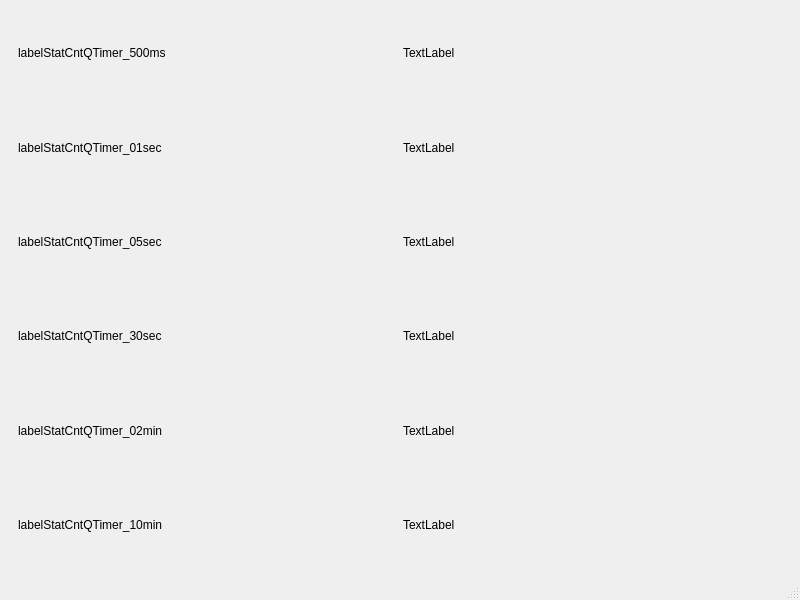
liutaoluke/qt5-mbrtuSerialMaster, file mainwindow.ui: the form before one commit.
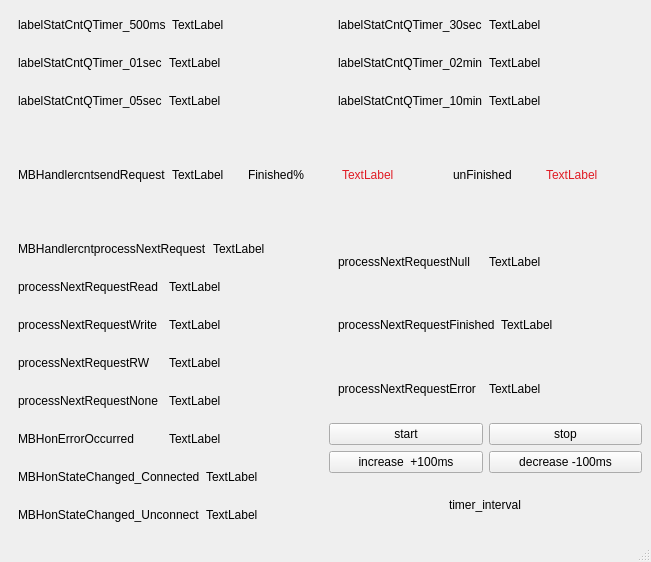
The form after the commit.

Commit message:
初步增加feature：modbusWrite功能
1、初步完成了程序的增加框架，使得程序不仅仅由之前实现read功能，变为write功能，以及read&write功能，甚至还可以其他异常处理；
2、实现了modbus异步队列通讯机制相关指标监控，完成率%，未完成数量，请求间隔确认等相关关键指标；
3、之前实现了QTimer系统间隔定时统计，目前实现了modbus Handle整个生命周期的相关统计，通过OS类中的Statistic实现；
4、制作了简单的UI界面显示，只是通过了QLabel控件进行的显示，后续需要对于其他的显示控件进一步的深入学习，尤其是历史记录展示；当然此时也可以通过mcgs自带组态进行记录，确认目前Qt程序运行的状况是否满足要求；

Diff of the .ui file:
```diff
--- a/mainwindow.ui
+++ b/mainwindow.ui
@@ -6,16 +6,20 @@
    <rect>
     <x>0</x>
     <y>0</y>
-    <width>800</width>
-    <height>600</height>
+    <width>651</width>
+    <height>562</height>
    </rect>
   </property>
   <property name="windowTitle">
    <string>MainWindow</string>
   </property>
   <widget class="QWidget" name="centralwidget">
+   <layout class="QVBoxLayout" name="verticalLayout_6">
+    <item>
    <layout class="QVBoxLayout" name="verticalLayout">
     <item>
+       <layout class="QHBoxLayout" name="horizontalLayout_20">
+        <item>
      <widget class="QWidget" name="widget" native="true">
       <layout class="QHBoxLayout" name="horizontalLayout_7">
        <item>
@@ -35,46 +39,6 @@
       </layout>
      </widget>
     </item>
-    <item>
-     <widget class="QWidget" name="widget_2" native="true">
-      <layout class="QHBoxLayout" name="horizontalLayout">
-       <item>
-        <widget class="QLabel" name="label_2">
-         <property name="text">
-          <string>labelStatCntQTimer_01sec</string>
-         </property>
-        </widget>
-       </item>
-       <item>
-        <widget class="QLabel" name="labelStatCntQTimer_01sec">
-         <property name="text">
-          <string>TextLabel</string>
-         </property>
-        </widget>
-       </item>
-      </layout>
-     </widget>
-    </item>
-    <item>
-     <widget class="QWidget" name="widget_3" native="true">
-      <layout class="QHBoxLayout" name="horizontalLayout_2">
-       <item>
-        <widget class="QLabel" name="label_3">
-         <property name="text">
-          <string>labelStatCntQTimer_05sec</string>
-         </property>
-        </widget>
-       </item>
-       <item>
-        <widget class="QLabel" name="labelStatCntQTimer_05sec">
-         <property name="text">
-          <string>TextLabel</string>
-         </property>
-        </widget>
-       </item>
-      </layout>
-     </widget>
-    </item>
     <item>
      <widget class="QWidget" name="widget_4" native="true">
       <layout class="QHBoxLayout" name="horizontalLayout_3">
@@ -95,6 +59,30 @@
       </layout>
      </widget>
     </item>
+       </layout>
+      </item>
+      <item>
+       <layout class="QHBoxLayout" name="horizontalLayout_21">
+        <item>
+         <widget class="QWidget" name="widget_2" native="true">
+          <layout class="QHBoxLayout" name="horizontalLayout">
+           <item>
+            <widget class="QLabel" name="label_2">
+             <property name="text">
+              <string>labelStatCntQTimer_01sec</string>
+             </property>
+            </widget>
+           </item>
+           <item>
+            <widget class="QLabel" name="labelStatCntQTimer_01sec">
+             <property name="text">
+              <string>TextLabel</string>
+             </property>
+            </widget>
+           </item>
+          </layout>
+         </widget>
+        </item>
     <item>
      <widget class="QWidget" name="widget_5" native="true">
       <layout class="QHBoxLayout" name="horizontalLayout_4">
@@ -115,6 +103,30 @@
       </layout>
      </widget>
     </item>
+       </layout>
+      </item>
+      <item>
+       <layout class="QHBoxLayout" name="horizontalLayout_22">
+        <item>
+         <widget class="QWidget" name="widget_3" native="true">
+          <layout class="QHBoxLayout" name="horizontalLayout_2">
+           <item>
+            <widget class="QLabel" name="label_3">
+             <property name="text">
+              <string>labelStatCntQTimer_05sec</string>
+             </property>
+            </widget>
+           </item>
+           <item>
+            <widget class="QLabel" name="labelStatCntQTimer_05sec">
+             <property name="text">
+              <string>TextLabel</string>
+             </property>
+            </widget>
+           </item>
+          </layout>
+         </widget>
+        </item>
     <item>
      <widget class="QWidget" name="widget_6" native="true">
       <layout class="QHBoxLayout" name="horizontalLayout_5">
@@ -136,6 +148,361 @@
      </widget>
     </item>
    </layout>
+      </item>
+     </layout>
+    </item>
+    <item>
+     <layout class="QHBoxLayout" name="horizontalLayout_6">
+      <item>
+       <widget class="QWidget" name="widget_7" native="true">
+        <layout class="QHBoxLayout" name="horizontalLayout_29">
+         <item>
+          <widget class="QLabel" name="label_7">
+           <property name="text">
+            <string>MBHandlercntsendRequest</string>
+           </property>
+          </widget>
+         </item>
+         <item>
+          <widget class="QLabel" name="labelStatMBHandlercntsendRequest">
+           <property name="text">
+            <string>TextLabel</string>
+           </property>
+          </widget>
+         </item>
+        </layout>
+       </widget>
+      </item>
+      <item>
+       <widget class="QWidget" name="widget_19" native="true">
+        <layout class="QHBoxLayout" name="horizontalLayout_24">
+         <item>
+          <widget class="QLabel" name="label_20">
+           <property name="text">
+            <string>Finished%</string>
+           </property>
+          </widget>
+         </item>
+         <item>
+          <widget class="QLabel" name="labelStatMBHandlerpercentFinished">
+           <property name="text">
+            <string>&lt;html&gt;&lt;head/&gt;&lt;body&gt;&lt;p&gt;&lt;span style=&quot; color:#e01b24;&quot;&gt;TextLabel&lt;/span&gt;&lt;/p&gt;&lt;/body&gt;&lt;/html&gt;</string>
+           </property>
+          </widget>
+         </item>
+        </layout>
+       </widget>
+      </item>
+      <item>
+       <widget class="QWidget" name="widget_20" native="true">
+        <layout class="QHBoxLayout" name="horizontalLayout_25">
+         <item>
+          <widget class="QLabel" name="label_21">
+           <property name="text">
+            <string>unFinished</string>
+           </property>
+          </widget>
+         </item>
+         <item>
+          <widget class="QLabel" name="labelStatMBHandlercntunFinished">
+           <property name="text">
+            <string>&lt;html&gt;&lt;head/&gt;&lt;body&gt;&lt;p&gt;&lt;span style=&quot; color:#e01b24;&quot;&gt;TextLabel&lt;/span&gt;&lt;/p&gt;&lt;/body&gt;&lt;/html&gt;</string>
+           </property>
+          </widget>
+         </item>
+        </layout>
+       </widget>
+      </item>
+     </layout>
+    </item>
+    <item>
+     <layout class="QHBoxLayout" name="horizontalLayout_23">
+      <item>
+       <layout class="QVBoxLayout" name="verticalLayout_2">
+        <item>
+         <widget class="QWidget" name="widget_8" native="true">
+          <layout class="QHBoxLayout" name="horizontalLayout_8">
+           <item>
+            <widget class="QLabel" name="label_8">
+             <property name="text">
+              <string>MBHandlercntprocessNextRequest</string>
+             </property>
+            </widget>
+           </item>
+           <item>
+            <widget class="QLabel" name="labelStatMBHandlercntprocessNextRequest">
+             <property name="text">
+              <string>TextLabel</string>
+             </property>
+            </widget>
+           </item>
+          </layout>
+         </widget>
+        </item>
+        <item>
+         <widget class="QWidget" name="widget_9" native="true">
+          <layout class="QHBoxLayout" name="horizontalLayout_9">
+           <item>
+            <widget class="QLabel" name="label_9">
+             <property name="text">
+              <string>processNextRequestRead</string>
+             </property>
+            </widget>
+           </item>
+           <item>
+            <widget class="QLabel" name="labelStatMBHandlercntprocessNextRequestRead">
+             <property name="text">
+              <string>TextLabel</string>
+             </property>
+            </widget>
+           </item>
+          </layout>
+         </widget>
+        </item>
+        <item>
+         <widget class="QWidget" name="widget_10" native="true">
+          <layout class="QHBoxLayout" name="horizontalLayout_10">
+           <item>
+            <widget class="QLabel" name="label_10">
+             <property name="text">
+              <string>processNextRequestWrite</string>
+             </property>
+            </widget>
+           </item>
+           <item>
+            <widget class="QLabel" name="labelStatMBHandlercntprocessNextRequestWrite">
+             <property name="text">
+              <string>TextLabel</string>
+             </property>
+            </widget>
+           </item>
+          </layout>
+         </widget>
+        </item>
+        <item>
+         <widget class="QWidget" name="widget_11" native="true">
+          <layout class="QHBoxLayout" name="horizontalLayout_11">
+           <item>
+            <widget class="QLabel" name="label_11">
+             <property name="text">
+              <string>processNextRequestRW</string>
+             </property>
+            </widget>
+           </item>
+           <item>
+            <widget class="QLabel" name="labelStatMBHandlercntprocessNextRequestRW">
+             <property name="text">
+              <string>TextLabel</string>
+             </property>
+            </widget>
+           </item>
+          </layout>
+         </widget>
+        </item>
+        <item>
+         <widget class="QWidget" name="widget_12" native="true">
+          <layout class="QHBoxLayout" name="horizontalLayout_13">
+           <item>
+            <widget class="QLabel" name="label_13">
+             <property name="text">
+              <string>processNextRequestNone</string>
+             </property>
+            </widget>
+           </item>
+           <item>
+            <widget class="QLabel" name="labelStatMBHandlercntprocessNextRequestNone">
+             <property name="text">
+              <string>TextLabel</string>
+             </property>
+            </widget>
+           </item>
+          </layout>
+         </widget>
+        </item>
+       </layout>
+      </item>
+      <item>
+       <layout class="QVBoxLayout" name="verticalLayout_3">
+        <item>
+         <widget class="QWidget" name="widget_13" native="true">
+          <layout class="QHBoxLayout" name="horizontalLayout_14">
+           <item>
+            <widget class="QLabel" name="label_14">
+             <property name="text">
+              <string>processNextRequestNull</string>
+             </property>
+            </widget>
+           </item>
+           <item>
+            <widget class="QLabel" name="labelStatMBHandlercntprocessNextRequestNull">
+             <property name="text">
+              <string>TextLabel</string>
+             </property>
+            </widget>
+           </item>
+          </layout>
+         </widget>
+        </item>
+        <item>
+         <widget class="QWidget" name="widget_14" native="true">
+          <layout class="QHBoxLayout" name="horizontalLayout_15">
+           <item>
+            <widget class="QLabel" name="label_15">
+             <property name="text">
+              <string>processNextRequestFinished</string>
+             </property>
+            </widget>
+           </item>
+           <item>
+            <widget class="QLabel" name="labelStatMBHandlercntprocessNextRequestFinished">
+             <property name="text">
+              <string>TextLabel</string>
+             </property>
+            </widget>
+           </item>
+          </layout>
+         </widget>
+        </item>
+        <item>
+         <widget class="QWidget" name="widget_15" native="true">
+          <layout class="QHBoxLayout" name="horizontalLayout_16">
+           <item>
+            <widget class="QLabel" name="label_16">
+             <property name="text">
+              <string>processNextRequestError</string>
+             </property>
+            </widget>
+           </item>
+           <item>
+            <widget class="QLabel" name="labelStatMBHandlercntprocessNextRequestError">
+             <property name="text">
+              <string>TextLabel</string>
+             </property>
+            </widget>
+           </item>
+          </layout>
+         </widget>
+        </item>
+       </layout>
+      </item>
+     </layout>
+    </item>
+    <item>
+     <layout class="QHBoxLayout" name="horizontalLayout_28">
+      <item>
+       <layout class="QVBoxLayout" name="verticalLayout_4">
+        <item>
+         <widget class="QWidget" name="widget_16" native="true">
+          <layout class="QHBoxLayout" name="horizontalLayout_17">
+           <item>
+            <widget class="QLabel" name="label_17">
+             <property name="text">
+              <string>MBHonErrorOccurred</string>
+             </property>
+            </widget>
+           </item>
+           <item>
+            <widget class="QLabel" name="labelStatMBHandlercntonErrorOccurred">
+             <property name="text">
+              <string>TextLabel</string>
+             </property>
+            </widget>
+           </item>
+          </layout>
+         </widget>
+        </item>
+        <item>
+         <widget class="QWidget" name="widget_17" native="true">
+          <layout class="QHBoxLayout" name="horizontalLayout_18">
+           <item>
+            <widget class="QLabel" name="label_18">
+             <property name="text">
+              <string>MBHonStateChanged_Connected</string>
+             </property>
+            </widget>
+           </item>
+           <item>
+            <widget class="QLabel" name="labelStatMBHandlercntonStateChanged_ConnectedState">
+             <property name="text">
+              <string>TextLabel</string>
+             </property>
+            </widget>
+           </item>
+          </layout>
+         </widget>
+        </item>
+        <item>
+         <widget class="QWidget" name="widget_18" native="true">
+          <layout class="QHBoxLayout" name="horizontalLayout_19">
+           <item>
+            <widget class="QLabel" name="label_19">
+             <property name="text">
+              <string>MBHonStateChanged_Unconnect</string>
+             </property>
+            </widget>
+           </item>
+           <item>
+            <widget class="QLabel" name="labelStatMBHandlercntonStateChanged_UnconnectedState">
+             <property name="text">
+              <string>TextLabel</string>
+             </property>
+            </widget>
+           </item>
+          </layout>
+         </widget>
+        </item>
+       </layout>
+      </item>
+      <item>
+       <layout class="QVBoxLayout" name="verticalLayout_5">
+        <item>
+         <layout class="QHBoxLayout" name="horizontalLayout_26">
+          <item>
+           <widget class="QPushButton" name="pushButtonStart">
+            <property name="text">
+             <string>start</string>
+            </property>
+           </widget>
+          </item>
+          <item>
+           <widget class="QPushButton" name="pushButtonStop">
+            <property name="text">
+             <string>stop</string>
+            </property>
+           </widget>
+          </item>
+         </layout>
+        </item>
+        <item>
+         <layout class="QHBoxLayout" name="horizontalLayout_27">
+          <item>
+           <widget class="QPushButton" name="pushButtonIncrease">
+            <property name="text">
+             <string>increase  +100ms</string>
+            </property>
+           </widget>
+          </item>
+          <item>
+           <widget class="QPushButton" name="pushButtonDecrease">
+            <property name="text">
+             <string>decrease -100ms</string>
+            </property>
+           </widget>
+          </item>
+         </layout>
+        </item>
+        <item alignment="Qt::AlignHCenter">
+         <widget class="QLabel" name="labelTimerInterval">
+          <property name="text">
+           <string>timer_interval</string>
+          </property>
+         </widget>
+        </item>
+       </layout>
+      </item>
+     </layout>
+    </item>
+   </layout>
   </widget>
   <widget class="QMenuBar" name="menubar">
    <property name="geometry">
```
Left out of the diff: 2 changed lines with no effect on the pictures. Lines whose indentation alone changed are shown as unchanged. The commit also changes 7 other files.
